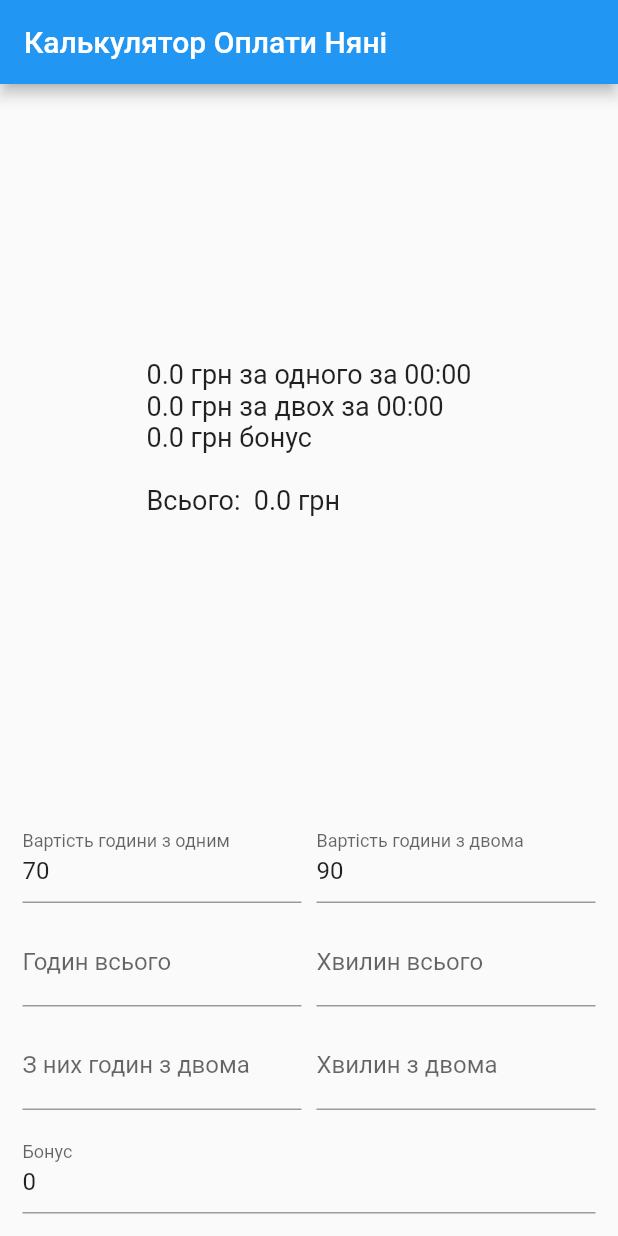
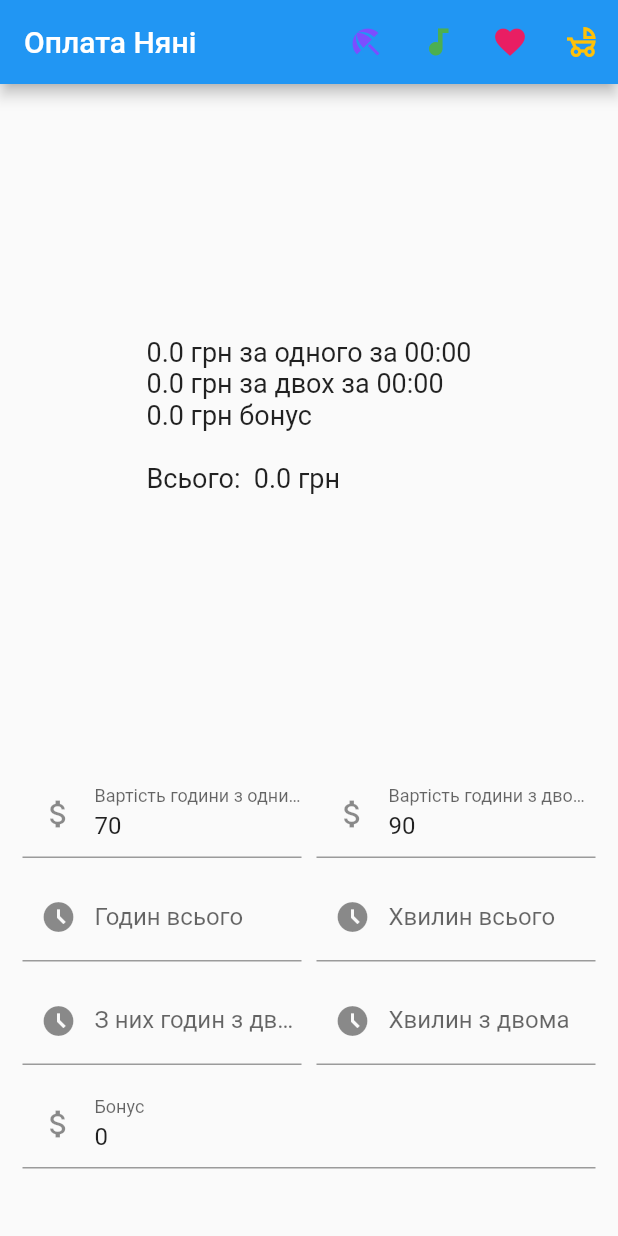
Before and after one commit to victorpaul/babysittercalculator, a Flutter app: the screen it shows after launch, on a phone screen of 412 x 824 dp. Run offline on Flutter 3.47's test engine with Material 2 defaults, Android fonts, the phone set to English and light mode, and no system bars; our stand-ins replace shared_preferences.

Commit message:
added nice icons

```diff
--- /dev/null
+++ b/lib/constants.dart
@@ -0,0 +1,66 @@
+
+const positivePhrases = [
+  "You make me smile",
+  "I think about you when we’re apart",
+  "My world is better with you in it",
+  "I will do my best to keep you safe",
+  "Sometimes I will say no",
+  "I have faith in you",
+  "I know you can handle it",
+  "You are creative",
+  "Trust your instincts",
+  "Your ideas are worthwhile",
+  "You are capable",
+  "You are deserving",
+  "You are strong",
+  "You can say no",
+  "Your choices matter",
+  "You make a difference",
+  "Your words are powerful",
+  "Your actions are powerful",
+  "Your emotions may be powerful",
+  "And you can still choose your actions",
+  "You are more than your emotions",
+  "You are a good friend",
+  "You are kind",
+  "You don’t have to like what someone is saying in order to treat them with respect",
+  "Someone else’s poor behavior is not an excuse for your own",
+  "You are imperfect",
+  "So am I",
+  "You can change your mind",
+  "You can learn from your mistakes",
+  "You can ask for help",
+  "You are learning",
+  "You are growing",
+  "Growing is hard work",
+  "I believe you",
+  "I believe in you",
+  "You are valuable",
+  "You are interesting",
+  "You are beautiful",
+  "When you make a mistake, you are still beautiful",
+  "Your body is your own",
+  "You have say over your body",
+  "You are important",
+  "Your ideas matter",
+  "You are able to do work that matters",
+  "I see you working and learning every day",
+  "You make a difference in my life",
+  "I am curious what you think",
+  "How did you do that?",
+  "Your ideas are interesting",
+  "You’ve made me think of things in a completely new way",
+  "I’m excited to see what you do",
+  "Thanks for helping me",
+  "Thank you for contributing to our family",
+  "I enjoy your company",
+  "It’s fun to do things with you",
+  "I’m glad you’re here",
+  "I’m happy to talk with you",
+  "I’m ready to listen",
+  "I’m listening",
+  "I’m proud of you",
+  "I’m grateful you’re in my life",
+  "You make me smile",
+  "I love you",
+];
--- /dev/null
+++ b/lib/extensions/widget_put_right.dart
@@ -0,0 +1,12 @@
+import 'package:flutter/material.dart';
+
+extension WidgetLayouts on Widget {
+  Widget wrapRow(List<Widget> widget) {
+    return Row(
+      children: [
+        Expanded(child: this),
+        ...widget.map((widget) => Expanded(child: widget))
+      ],
+    );
+  }
+}
--- a/lib/main.dart
+++ b/lib/main.dart
@@ -1,4 +1,5 @@
 import 'package:babysittercalculator/pages/home_page.dart';
+import 'package:babysittercalculator/services/notification_service.dart';
 import 'package:flutter/material.dart';
 
 void main() {
@@ -12,6 +13,7 @@ class MyApp extends StatelessWidget {
   @override
   Widget build(BuildContext context) {
     return MaterialApp(
+      scaffoldMessengerKey: NotificationService.snackBarMessangerKey,
       title: 'Flutter Demo',
       theme: ThemeData(
         // This is the theme of your application.
@@ -25,7 +27,7 @@ class MyApp extends StatelessWidget {
         // is not restarted.
         primarySwatch: Colors.blue,
       ),
-      home: const MyHomePage(title: 'Калькулятор Оплати Няні'),
+      home: const MyHomePage(title: 'Оплата Няні'),
     );
   }
 }
--- a/lib/pages/home_page.dart
+++ b/lib/pages/home_page.dart
@@ -1,3 +1,8 @@
+import 'dart:math';
+
+import 'package:babysittercalculator/constants.dart';
+import 'package:babysittercalculator/extensions/widget_put_right.dart';
+import 'package:babysittercalculator/services/notification_service.dart';
 import 'package:babysittercalculator/utils/calculations.dart';
 import 'package:flutter/material.dart';
 import 'package:flutter/services.dart';
@@ -93,6 +98,11 @@ class _MyHomePageState extends State<MyHomePage> {
         ));
   }
 
+  void onPressedBar() {
+    final randIndex = Random().nextInt(positivePhrases.length - 1);
+    NotificationService.showSnackBar("Positive phrase: \"${positivePhrases[randIndex]}\"");
+  }
+
   @override
   Widget build(BuildContext context) {
     final content = dataReady ? drawBody() : const Center(child: Text("Loading"));
@@ -100,15 +110,42 @@ class _MyHomePageState extends State<MyHomePage> {
     return Scaffold(
       appBar: AppBar(
         title: Text(widget.title),
+        actions: [
+          IconButton(
+              icon: const Icon(
+                Icons.beach_access,
+                color: Colors.deepPurpleAccent,
+              ),
+              onPressed: onPressedBar),
+          IconButton(
+              icon: const Icon(
+                Icons.audiotrack,
+                color: Colors.green,
+              ),
+              onPressed: onPressedBar),
+          IconButton(
+              icon: const Icon(
+                Icons.favorite,
+                color: Colors.pink,
+              ),
+              onPressed: onPressedBar),
+          IconButton(
+              icon: const Icon(
+                Icons.child_friendly_outlined,
+                color: Colors.amber,
+              ),
+              onPressed: onPressedBar),
+        ],
       ),
       body: content,
     );
   }
 
-  Widget drawDigitField({int? initialValue, required String labelText, required ValueChanged<String> onChanged}) {
+  Widget drawDigitField({int? initialValue, required IconData icon, required String labelText, required ValueChanged<String> onChanged}) {
     final field = TextFormField(
       initialValue: initialValue?.toString(),
       decoration: InputDecoration(
+        prefixIcon: Icon(icon),
         labelText: labelText,
         focusedBorder: OutlineInputBorder(
           borderSide: const BorderSide(color: Colors.amber, width: 1.0),
@@ -136,59 +173,49 @@ class _MyHomePageState extends State<MyHomePage> {
             style: const TextStyle(fontSize: 18),
           ),
         )),
-        Row(
-          children: [
-            Expanded(
-                child: drawDigitField(
+        drawDigitField(
+          icon: Icons.attach_money,
           initialValue: priceOneKidHour,
           labelText: "Вартість години з одним",
           onChanged: _onPriceForOneChanged,
-            )),
-            Expanded(
-                child: drawDigitField(
+        ).wrapRow([
+          drawDigitField(
+            icon: Icons.attach_money,
             initialValue: priceTwoKidsHour,
             labelText: "Вартість години з двома",
             onChanged: _onPriceForTwoChanged,
-            ))
-          ],
-        ),
-        Row(
-          children: [
-            Expanded(
-                child: drawDigitField(
+          )
+        ]),
+        drawDigitField(
+          icon: Icons.access_time_filled_outlined,
           labelText: "Годин всього",
           onChanged: _onHoursTotalChanged,
-            )),
-            Expanded(
-              child: drawDigitField(
+        ).wrapRow([
+          drawDigitField(
+            icon: Icons.access_time_filled_outlined,
             labelText: "Хвилин всього",
             onChanged: _onMinutesTotalChanged,
-              ),
           )
-          ],
-        ),
-        Row(
-          children: [
-            Expanded(
-                child: drawDigitField(
+        ]),
+        drawDigitField(
+          icon: Icons.access_time_filled_outlined,
           labelText: "З них годин з двома",
           onChanged: _onHoursWithTwoKidsChanged,
-            )),
-            Expanded(
-              child: drawDigitField(
+        ).wrapRow([
+          drawDigitField(
+            icon: Icons.access_time_filled_outlined,
             labelText: "Хвилин з двома",
             onChanged: _onMinutesWithTwoKidsChanged,
-              ),
           )
-          ],
-        ),
+        ]),
         drawDigitField(
+          icon: Icons.attach_money,
           initialValue: bonusUah,
           labelText: "Бонус",
           onChanged: _onBonus,
         )
       ],
     );
-    return Padding(padding: const EdgeInsets.all(10), child: body);
+    return Padding(padding: const EdgeInsets.fromLTRB(10, 10, 10, 40), child: body);
   }
 }
--- /dev/null
+++ b/lib/services/notification_service.dart
@@ -0,0 +1,15 @@
+import 'package:flutter/material.dart';
+
+class NotificationService {
+  static final snackBarMessangerKey = GlobalKey<ScaffoldMessengerState>();
+
+  static void showSnackBar(String message) {
+    var snackBar = SnackBar(
+      content: Text(message),
+
+    );
+
+    snackBarMessangerKey.currentState?.clearSnackBars();
+    snackBarMessangerKey.currentState?.showSnackBar(snackBar);
+  }
+}
```
Lines whose indentation alone changed are shown as unchanged.
